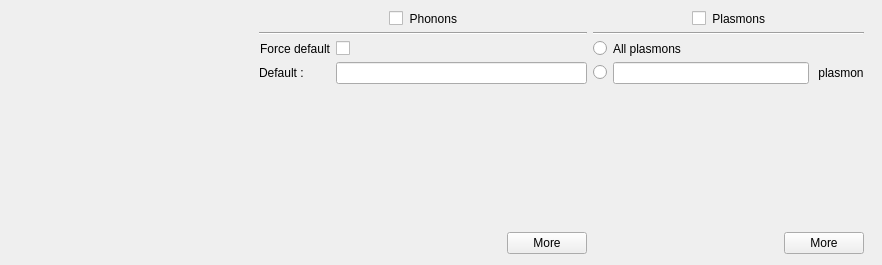
JJPPeters/clTEM, file src/gui/frames/inelasticframe.ui: the form before one commit.
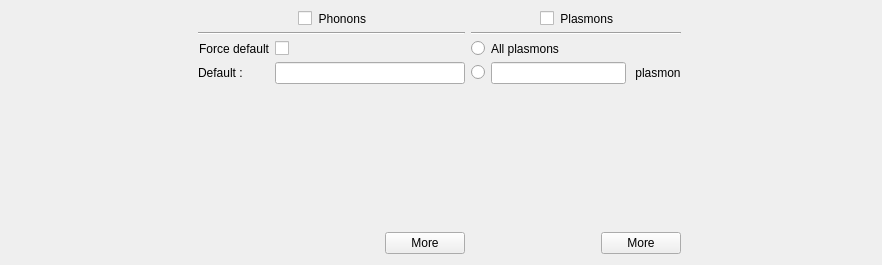
The form after the commit. Custom widgets are drawn as their Qt base class.

The edit to the form file:
```diff
--- a/src/gui/frames/inelasticframe.ui
+++ b/src/gui/frames/inelasticframe.ui
@@ -358,6 +358,12 @@
      <property name="orientation">
       <enum>Qt::Horizontal</enum>
      </property>
+     <property name="sizeHint" stdset="0">
+      <size>
+       <width>0</width>
+       <height>0</height>
+      </size>
+     </property>
     </spacer>
    </item>
    <item row="6" column="3" colspan="2">
```
